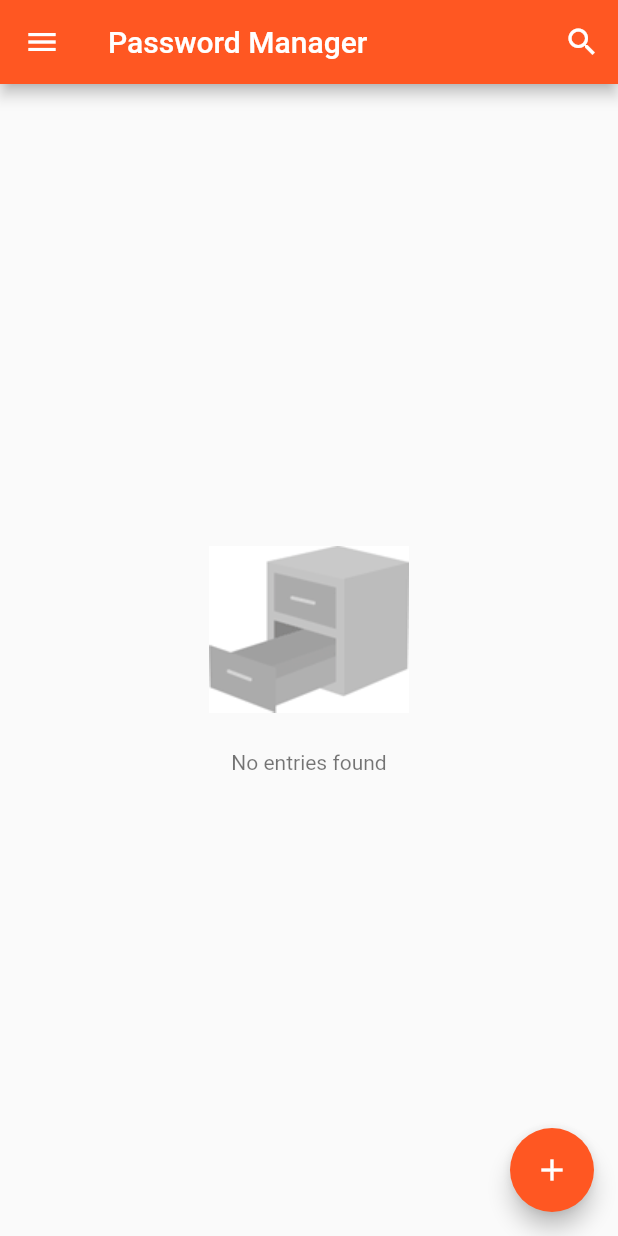
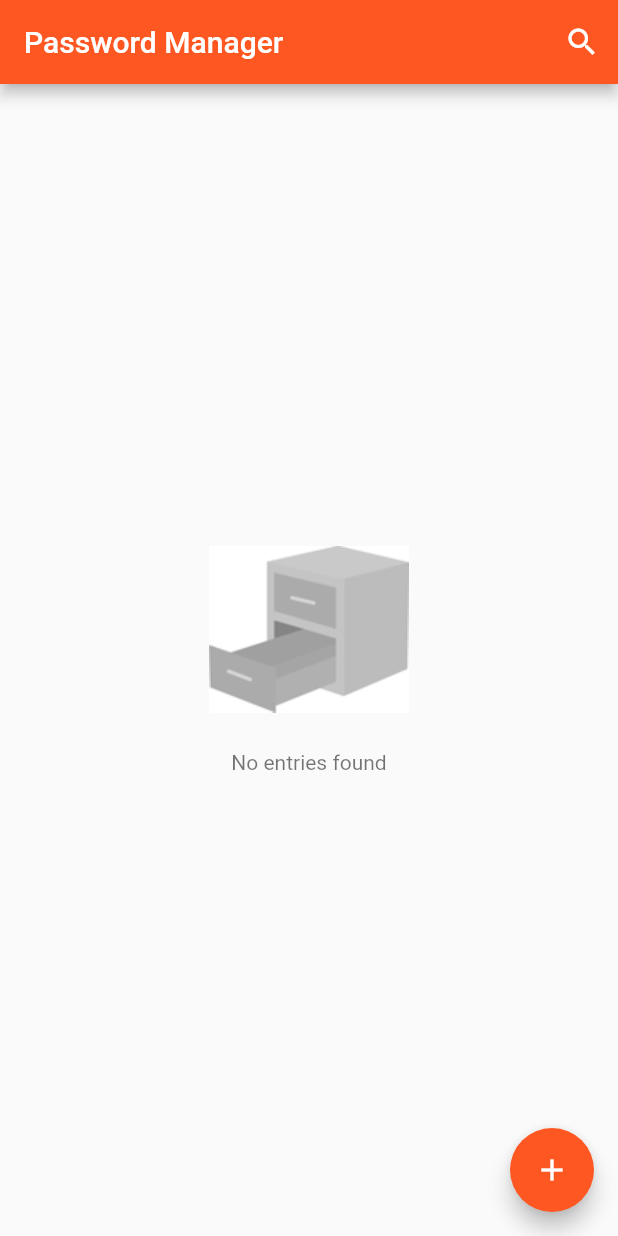
Before and after one commit to subarnaPdl/password_manager_using_hive_and_bloc_flutter, a Flutter app: the screen it shows after launch, on a phone screen of 412 x 824 dp. Run offline on Flutter 3.47's test engine with Material 2 defaults, Android fonts, the phone set to English and light mode, and no system bars; our stand-ins replace bloc, flutter_bloc, flutter_secure_storage, flutter_slidable, hive, hive_flutter; missing offline and left inert: tutorial_coach_mark; accounts and stored records are empty.

Commit message:
removed sidemenu

```diff
--- a/lib/presentation/screens/home_screen.dart
+++ b/lib/presentation/screens/home_screen.dart
@@ -30,7 +30,7 @@ class _HomeScreenState extends State<HomeScreen> {
     return Scaffold(
       appBar: _appBar(context),
       body: _bodyView(),
-      drawer: const SideMenu(),
+      // drawer: const SideMenu(),
       floatingActionButton: _floatingActionButton(),
     );
   }
```
